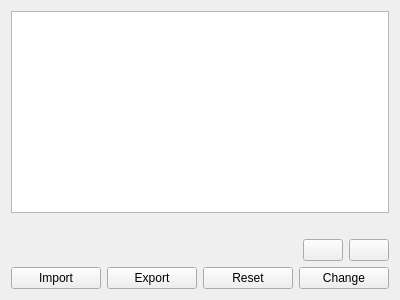
Qt form src/qt/forms/luxgateconfigpanel.ui (LUX-Core/lux) before a commit.
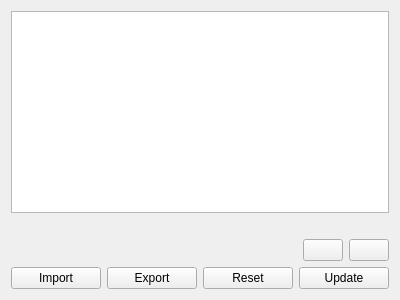
The same form after that commit. Icons and pictures are not drawn.

Commit message:
Rename Change button to Update, change export location
Default export LuxGate config to a current datadir with current config
name. Change button in the configuration tab was renamed to Update to
avoid confusion. Minor stylefixes

What changed in the file:
```diff
--- a/src/qt/forms/luxgateconfigpanel.ui
+++ b/src/qt/forms/luxgateconfigpanel.ui
@@ -108,7 +108,7 @@
      <item>
       <widget class="QPushButton" name="pushButtonChangeConfig">
        <property name="text">
-        <string>Change</string>
+        <string>Update</string>
        </property>
       </widget>
      </item>
```
Left out of the diff: 2 changed lines with no effect on the pictures. The commit also changes 2 other files.
